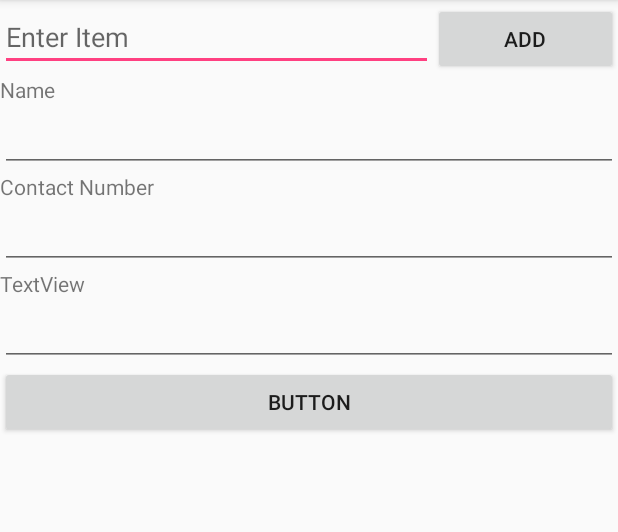
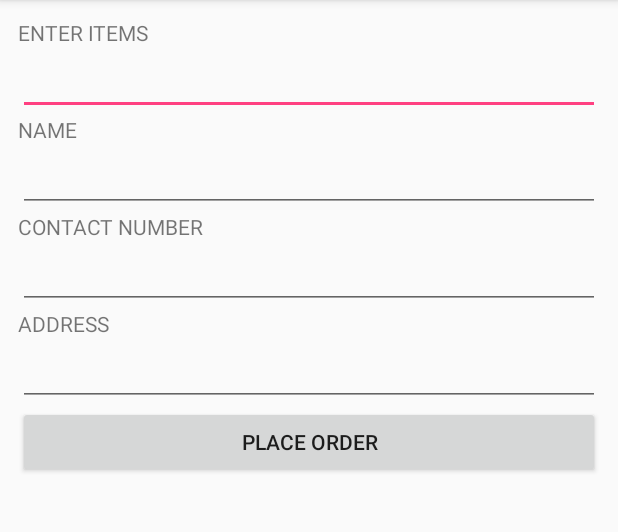
Before and after one commit to avinashbarfa/SymbiOrder, an Android app: the OrderActivity screen opened directly, with no data from a screen before it, on a phone screen of 412 x 824 dp, the part 84-616 px from its top. Run offline under Robolectric (Android 15) with nearby library versions, the phone set to English and light mode, and no system bars; our stand-ins replace Volley; network calls fail; 2 statements that could not run were skipped.

Commit message:
Updated order Activty layout

```diff
--- a/app/src/main/java/com/avinashbarfa/symbiorder/OrderActivity.java
+++ b/app/src/main/java/com/avinashbarfa/symbiorder/OrderActivity.java
@@ -1,60 +1,89 @@
 package com.avinashbarfa.symbiorder;
 
+import android.media.MediaCas;
 import android.support.v7.app.AppCompatActivity;
 import android.os.Bundle;
 import android.util.Log;
-import android.view.View;
-import android.widget.AdapterView;
-import android.widget.ArrayAdapter;
 import android.widget.Button;
 import android.widget.EditText;
-import android.widget.ListView;
 import android.widget.Toast;
 
-import java.util.ArrayList;
+import com.android.volley.Request;
+import com.android.volley.RequestQueue;
+import com.android.volley.Response;
+import com.android.volley.VolleyError;
+import com.android.volley.toolbox.StringRequest;
+import com.android.volley.toolbox.Volley;
+import com.avinashbarfa.symbiorder.Adapters.RestaurantAdapter;
+import com.avinashbarfa.symbiorder.DataBean.RestaurantData;
+import com.avinashbarfa.symbiorder.DataBean.UrlLink;
 
-public class OrderActivity extends AppCompatActivity implements AdapterView.OnItemClickListener, View.OnClickListener {
+import org.json.JSONArray;
+import org.json.JSONException;
+import org.json.JSONObject;
 
-    private EditText addItem;
-    private Button addBtn;
-    private ListView itemsList;
+import java.util.HashMap;
+import java.util.Map;
 
-    private ArrayList<String> items;
-    private ArrayAdapter<String> adapter;
+public class OrderActivity extends AppCompatActivity{
+
+    EditText items_list;
+    EditText edit_username;
+    EditText edit_contact;
+    EditText edit_address;
+    EditText btn_place_order;
+    UrlLink urlLink = new UrlLink();
     @Override
     protected void onCreate(Bundle savedInstanceState) {
         super.onCreate(savedInstanceState);
         setContentView(R.layout.activity_order);
 
-        addItem = findViewById(R.id.add_item);
-        addBtn = findViewById(R.id.add_btn);
-        itemsList = findViewById(R.id.items_list);
-
+        items_list = (EditText) findViewById(R.id.items_list);
+        edit_username = (EditText) findViewById(R.id.edit_username);
+        edit_contact = (EditText) findViewById(R.id.edit_address);
 
         String message = getIntent().getStringExtra("restaurant_id");
         Log.v("Message", message);
-        addBtn.setOnClickListener(this);
 
-        ArrayList<String> items = new ArrayList<>();
-        adapter = new ArrayAdapter<String>(this, android.R.layout.simple_expandable_list_item_1 ,items);
-        itemsList.setAdapter(adapter);
-    }
+        String itemList = items_list.getText().toString();
+        String address = edit_address.getText().toString();
+        String personName = edit_username.getText().toString();
 
-    @Override
-    public void onItemClick(AdapterView<?> parent, View view, int position, long id) {
-        items.remove(position);
-        adapter.notifyDataSetChanged();
-        Toast.makeText(this, "Delete", Toast.LENGTH_SHORT).show();
-    }
 
-    @Override
-    public void onClick(View v) {
-        switch (v.getId()) {
-            case R.id.add_btn:
-                String itemEntered = addItem.getText().toString();
-                adapter.add(itemEntered);
-                addItem.setText("");
-                break;
-        }
+        StringRequest stringRequest = new StringRequest(Request.Method.POST, urlLink.getRetriveRestaurantURL() , new Response.Listener<String>() {
+            @Override
+            public void onResponse(String response) {
+                try {
+                    JSONObject jsonObject = new JSONObject(response);
+                    JSONArray array = jsonObject.getJSONArray("result");
+
+                    for(int i =0; i<array.length();i++){
+                        JSONObject object = array.getJSONObject(i);
+
+
+                    }
+
+                } catch (JSONException e) {
+                    e.printStackTrace();
+                }
+            }
+        },
+                new Response.ErrorListener() {
+                    @Override
+                    public void onErrorResponse(VolleyError error) {
+                        Toast.makeText(getApplicationContext(), error.getMessage() , Toast.LENGTH_LONG).show();
+                    }
+                }
+        )
+        {
+            @Override
+            protected Map<String, String> getParams() {
+                Map<String, String> params = new HashMap<>();
+                //params.put("category_id" , category_id);
+                return params;
+            }
+        };
+        RequestQueue requestQueue = Volley.newRequestQueue(this);
+        requestQueue.add(stringRequest);
     }
 }
--- a/app/src/main/res/layout/activity_order.xml
+++ b/app/src/main/res/layout/activity_order.xml
@@ -8,39 +8,6 @@
     android:orientation="vertical">
 
 
-    <LinearLayout
-        android:layout_width="match_parent"
-        android:layout_height="wrap_content"
-        android:orientation="vertical">
-
-        <ListView
-            android:id="@+id/items_list"
-            android:layout_width="match_parent"
-            android:layout_height="wrap_content"
-            android:layout_marginBottom="2dp"
-            android:layout_weight="1" />
-
-    </LinearLayout>
-
-    <LinearLayout
-        android:layout_width="match_parent"
-        android:layout_height="wrap_content"
-        android:orientation="horizontal">
-
-        <EditText
-            android:id="@+id/add_item"
-            android:layout_width="match_parent"
-            android:layout_height="wrap_content"
-            android:layout_weight="0.3"
-            android:hint="Enter Item" />
-
-        <Button
-            android:id="@+id/add_btn"
-            android:layout_width="match_parent"
-            android:layout_height="wrap_content"
-            android:layout_weight="0.7"
-            android:text="add" />
-    </LinearLayout>
 
     <ScrollView
         android:layout_width="match_parent"
@@ -49,6 +16,7 @@
         <LinearLayout
             android:layout_width="match_parent"
             android:layout_height="wrap_content"
+            android:layout_margin="12dp"
             android:orientation="vertical">
 
             <LinearLayout
@@ -56,11 +24,26 @@
                 android:layout_height="wrap_content"
                 android:orientation="vertical">
 
+
+                <TextView
+                    android:id="@+id/txtEnterItems"
+                    android:layout_width="match_parent"
+                    android:layout_height="wrap_content"
+                    android:text="ENTER ITEMS" />
+
+                <EditText
+                    android:id="@+id/items_list"
+                    android:layout_width="match_parent"
+                    android:layout_height="wrap_content"
+                    android:ems="10"
+                    android:inputType="textMultiLine" />
+
                 <TextView
                     android:id="@+id/txt_name"
                     android:layout_width="match_parent"
                     android:layout_height="wrap_content"
-                    android:text="Name" />
+                    android:text="NAME" />
+
 
                 <EditText
                     android:id="@+id/edit_username"
@@ -73,7 +56,7 @@
                     android:id="@+id/txt_contact"
                     android:layout_width="match_parent"
                     android:layout_height="wrap_content"
-                    android:text="Contact Number" />
+                    android:text="CONTACT NUMBER" />
 
                 <EditText
                     android:id="@+id/edit_contact"
@@ -86,7 +69,7 @@
                     android:id="@+id/txt_address"
                     android:layout_width="match_parent"
                     android:layout_height="wrap_content"
-                    android:text="TextView" />
+                    android:text="ADDRESS" />
 
                 <EditText
                     android:id="@+id/edit_address"
@@ -103,10 +86,10 @@
                 android:orientation="vertical">
 
                 <Button
-                    android:id="@+id/button"
+                    android:id="@+id/btn_place_order"
                     android:layout_width="match_parent"
                     android:layout_height="wrap_content"
-                    android:text="Button" />
+                    android:text="PLACE ORDER" />
             </LinearLayout>
         </LinearLayout>
     </ScrollView>
```
